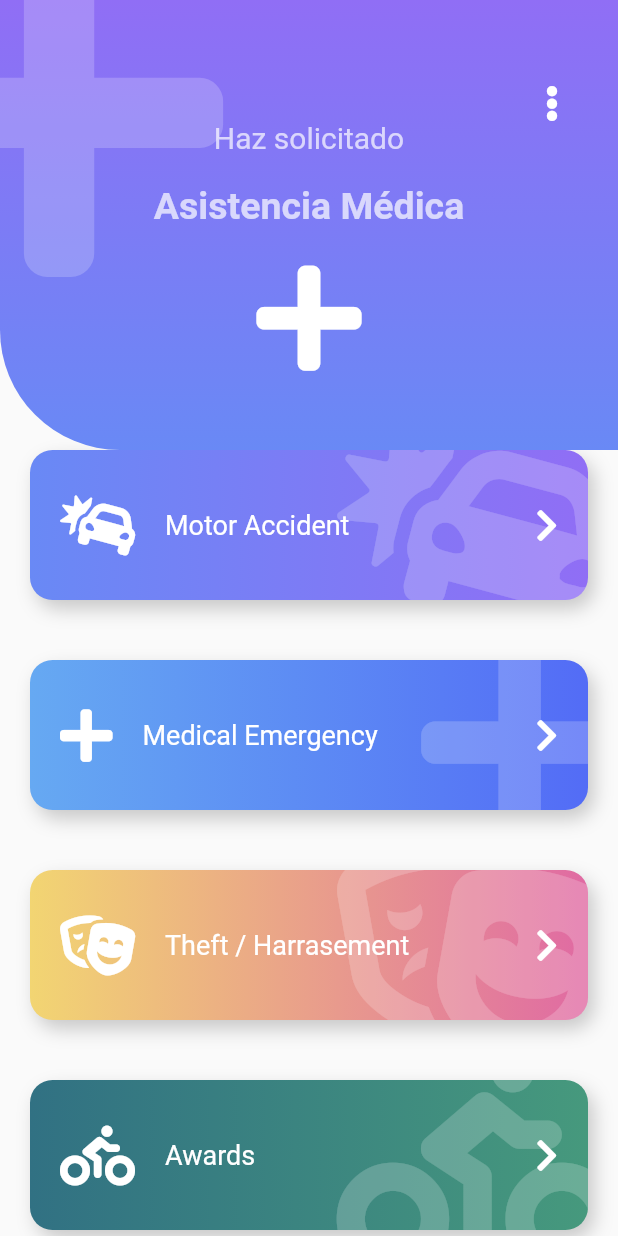
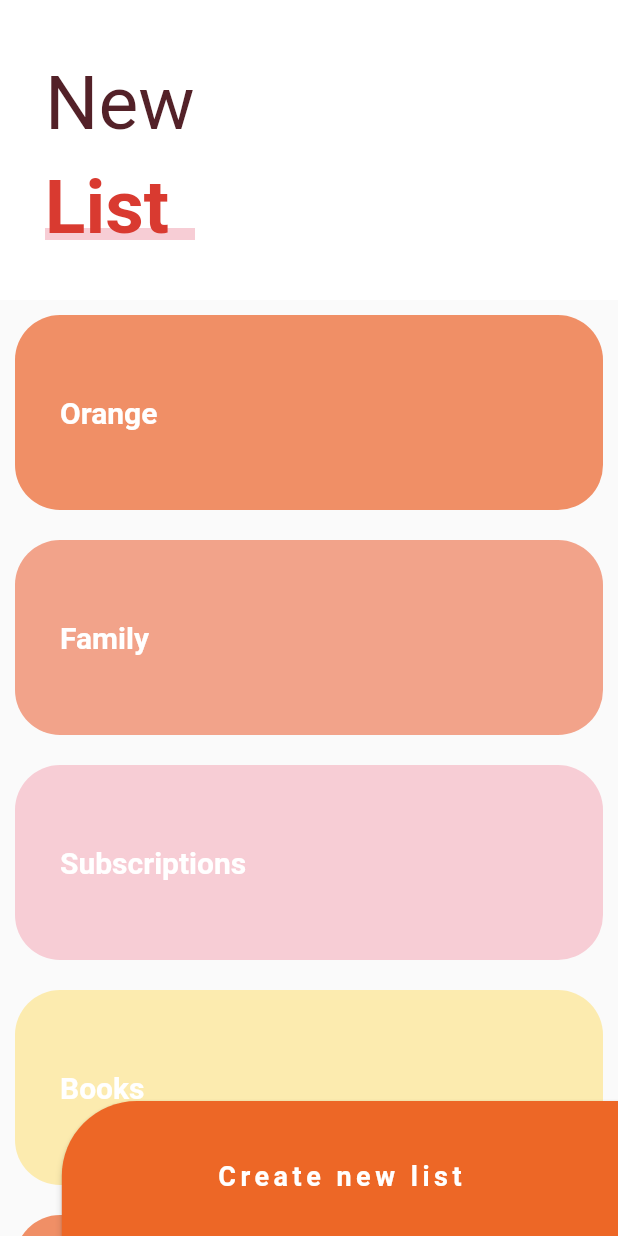
Before and after one commit to tinnit1/flutter-ui, a Flutter app: the screen it shows after launch, on a phone screen of 412 x 824 dp. Run offline on Flutter 3.47's test engine with Material 2 defaults, Android fonts, the phone set to English and light mode, and no system bars; our stand-ins replace animate_do, flutter_svg, font_awesome_flutter.

Commit message:
slide custom

```diff
--- a/lib/main.dart
+++ b/lib/main.dart
@@ -3,6 +3,7 @@ import 'package:diseniosapp/src/labs/slidesshow_page.dart';
 import 'package:diseniosapp/src/pages/emergency_page.dart';
 import 'package:diseniosapp/src/pages/graficas_circulares_page.dart';
 import 'package:diseniosapp/src/pages/pinterest_page.dart';
+import 'package:diseniosapp/src/pages/slider_list_page.dart';
 import 'package:diseniosapp/src/pages/slideshowPage_page.dart';
 import 'package:diseniosapp/src/retos/cuadrado_animado.dart';
 import 'package:flutter/material.dart';
@@ -16,7 +17,7 @@ class MyApp extends StatelessWidget {
     return MaterialApp(
       debugShowCheckedModeBanner: false,
       title: 'Diseños App',
-      home: EmergencyPage(),
+      home: SliverListPage(),
     );
   }
 }
--- /dev/null
+++ b/lib/src/pages/slider_list_page.dart
@@ -0,0 +1,215 @@
+import 'package:flutter/material.dart';
+
+class SliverListPage extends StatelessWidget {
+  @override
+  Widget build(BuildContext context) {
+    return Scaffold(
+        body: Stack(
+      children: <Widget>[
+        _MainScroll(),
+        Positioned(bottom: -10, right: 0, child: _BottonNewList())
+      ],
+    ));
+  }
+}
+
+class _BottonNewList extends StatelessWidget {
+  @override
+  Widget build(BuildContext context) {
+    final size = MediaQuery.of(context).size;
+    return ButtonTheme(
+      minWidth: size.width * 0.9,
+      height: 100,
+      child: RaisedButton(
+        color: Color(0xffed6726),
+        shape: RoundedRectangleBorder(
+          borderRadius: BorderRadius.only(topLeft: Radius.circular(50))
+        ),
+          child: Text(
+            'Create new list',
+            style: TextStyle(
+                color: Colors.white, fontSize: 18, fontWeight: FontWeight.bold, letterSpacing: 3),
+          ),
+          onPressed: () {}),
+    );
+  }
+}
+
+class _MainScroll extends StatelessWidget {
+  final items = [
+    _ListItem('Orange', Color(0xffF08F66)),
+    _ListItem('Family', Color(0xffF2A38A)),
+    _ListItem('Subscriptions', Color(0xffF7CDD5)),
+    _ListItem('Books', Color(0xffFCEBAF)),
+    _ListItem('Orange', Color(0xffF08F66)),
+    _ListItem('Family', Color(0xffF2A38A)),
+    _ListItem('Subscriptions', Color(0xffF7CDD5)),
+    _ListItem('Books', Color(0xffFCEBAF)),
+    _ListItem('Orange', Color(0xffF08F66)),
+    _ListItem('Family', Color(0xffF2A38A)),
+    _ListItem('Subscriptions', Color(0xffF7CDD5)),
+    _ListItem('Books', Color(0xffFCEBAF)),
+    _ListItem('Orange', Color(0xffF08F66)),
+    _ListItem('Family', Color(0xffF2A38A)),
+    _ListItem('Subscriptions', Color(0xffF7CDD5)),
+    _ListItem('Books', Color(0xffFCEBAF)),
+  ];
+
+  @override
+  Widget build(BuildContext context) {
+    return CustomScrollView(
+      slivers: <Widget>[
+        // SliverAppBar(
+        //   floating: true,
+        //   backgroundColor: Colors.red,
+        //   title: _Title(),
+        // ),
+        SliverPersistentHeader(
+            floating: true,
+            delegate: _SliverCustomHeaderDelegate(
+                minHeight: 170,
+                maxHeight: 200,
+                child: Container(
+                  alignment: Alignment.centerLeft,
+                  color: Colors.white,
+                  child: _Title(),
+                ))),
+        SliverList(
+            delegate: SliverChildListDelegate([
+          ...items,
+          SizedBox(
+            height: 100,
+          )
+        ]))
+      ],
+    );
+  }
+}
+
+class _SliverCustomHeaderDelegate extends SliverPersistentHeaderDelegate {
+  final double minHeight;
+  final double maxHeight;
+  final Widget child;
+
+  _SliverCustomHeaderDelegate(
+      {@required this.minHeight,
+      @required this.maxHeight,
+      @required this.child});
+
+  @override
+  Widget build(
+      BuildContext context, double shrinkOffset, bool overlapsContent) {
+    // TODO: implement build
+    return SizedBox.expand(
+      child: child,
+    );
+  }
+
+  @override
+  // TODO: implement maxExtent
+  double get maxExtent => maxHeight;
+
+  @override
+  // TODO: implement minExtent
+  double get minExtent => minHeight;
+
+  @override
+  bool shouldRebuild(_SliverCustomHeaderDelegate oldDelegate) {
+    return maxHeight != oldDelegate.maxHeight ||
+        minHeight != oldDelegate.minHeight ||
+        child != oldDelegate.child;
+  }
+}
+
+class _Title extends StatelessWidget {
+  @override
+  Widget build(BuildContext context) {
+    return Column(
+      children: <Widget>[
+        SizedBox(
+          height: 30,
+        ),
+        Container(
+          margin: EdgeInsets.symmetric(horizontal: 30, vertical: 10),
+          child: Text(
+            'New',
+            style: TextStyle(
+              color: Color(0xff532128),
+              fontSize: 50,
+            ),
+          ),
+        ),
+        Stack(
+          children: <Widget>[
+            SizedBox(
+              width: 100,
+            ),
+            Positioned(
+              bottom: 8,
+              child: Container(
+                width: 120,
+                height: 8,
+                color: Color(0xfff7cdd5),
+              ),
+            ),
+            Container(
+              child: Text(
+                'List',
+                style: TextStyle(
+                    color: Color(0xffd93a30),
+                    fontWeight: FontWeight.bold,
+                    fontSize: 50),
+              ),
+            ),
+          ],
+        )
+      ],
+    );
+  }
+}
+
+class _ListWork extends StatelessWidget {
+  final items = [
+    _ListItem('Orange', Color(0xffF08F66)),
+    _ListItem('Family', Color(0xffF2A38A)),
+    _ListItem('Subscriptions', Color(0xffF7CDD5)),
+    _ListItem('Books', Color(0xffFCEBAF)),
+    _ListItem('Orange', Color(0xffF08F66)),
+    _ListItem('Family', Color(0xffF2A38A)),
+    _ListItem('Subscriptions', Color(0xffF7CDD5)),
+    _ListItem('Books', Color(0xffFCEBAF)),
+  ];
+
+  @override
+  Widget build(BuildContext context) {
+    return ListView.builder(
+        itemCount: items.length,
+        itemBuilder: (BuildContext context, int index) => items[index]);
+  }
+}
+
+class _ListItem extends StatelessWidget {
+  final String title;
+  final Color color;
+  const _ListItem(
+    this.title,
+    this.color,
+  );
+
+  @override
+  Widget build(BuildContext context) {
+    return Container(
+      child: Text(
+        title,
+        style: TextStyle(
+            color: Colors.white, fontWeight: FontWeight.bold, fontSize: 20),
+      ),
+      padding: EdgeInsets.all(30),
+      alignment: Alignment.centerLeft,
+      height: 130,
+      margin: EdgeInsets.all(10),
+      decoration:
+          BoxDecoration(color: color, borderRadius: BorderRadius.circular(30)),
+    );
+  }
+}
```
